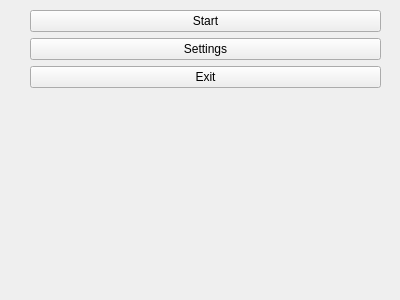
First picture: the form in src/menupage.ui, repository Chepik/SpaceInvaders, before the edit.
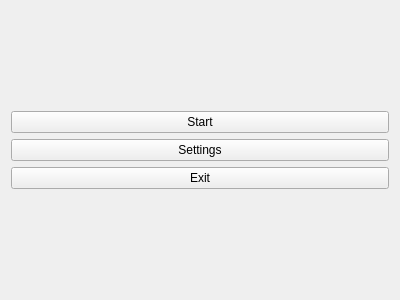
Second picture: the form after the edit.

Commit message: fix layout for menu and settings pages

Patch:
```diff
--- a/src/menupage.ui
+++ b/src/menupage.ui
@@ -13,16 +13,9 @@
   <property name="windowTitle">
    <string>Form</string>
   </property>
-  <widget class="QWidget" name="verticalLayoutWidget">
-   <property name="geometry">
-    <rect>
-     <x>30</x>
-     <y>10</y>
-     <width>351</width>
-     <height>271</height>
-    </rect>
-   </property>
    <layout class="QVBoxLayout" name="verticalLayout">
+   <item>
+    <layout class="QVBoxLayout" name="verticalLayout_2">
     <property name="sizeConstraint">
      <enum>QLayout::SetMaximumSize</enum>
     </property>
@@ -48,7 +41,8 @@
      </widget>
     </item>
    </layout>
-  </widget>
+   </item>
+  </layout>
  </widget>
  <resources/>
  <connections>
```
Lines whose indentation alone changed are shown as unchanged. The commit also changes 1 other file.
